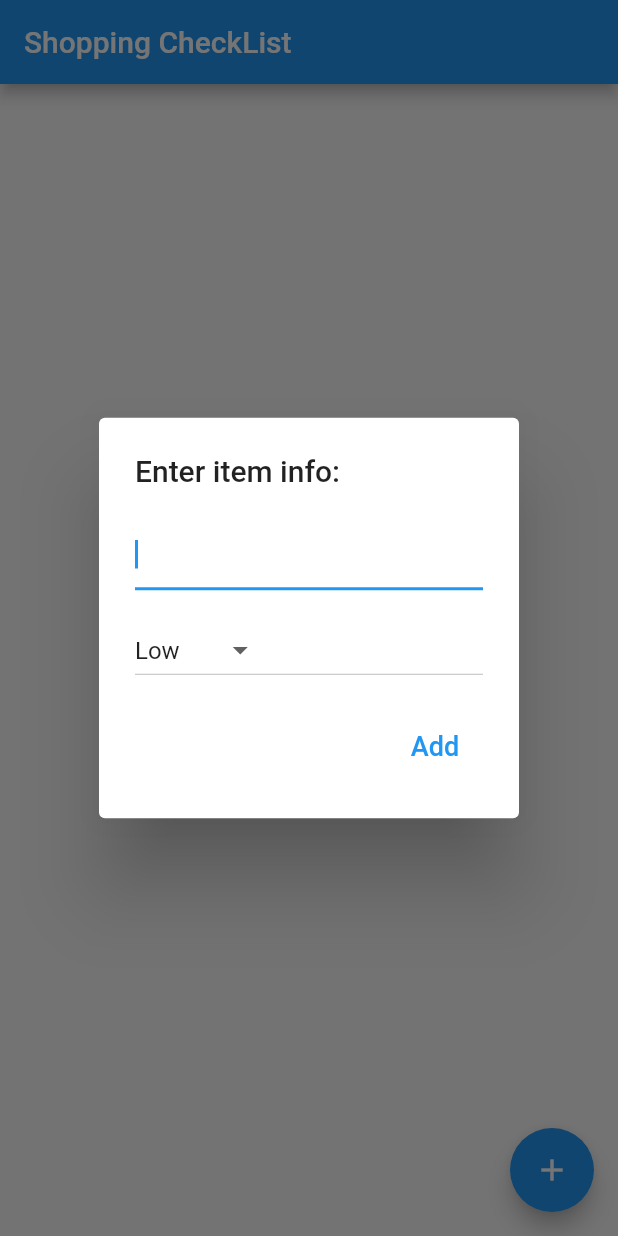
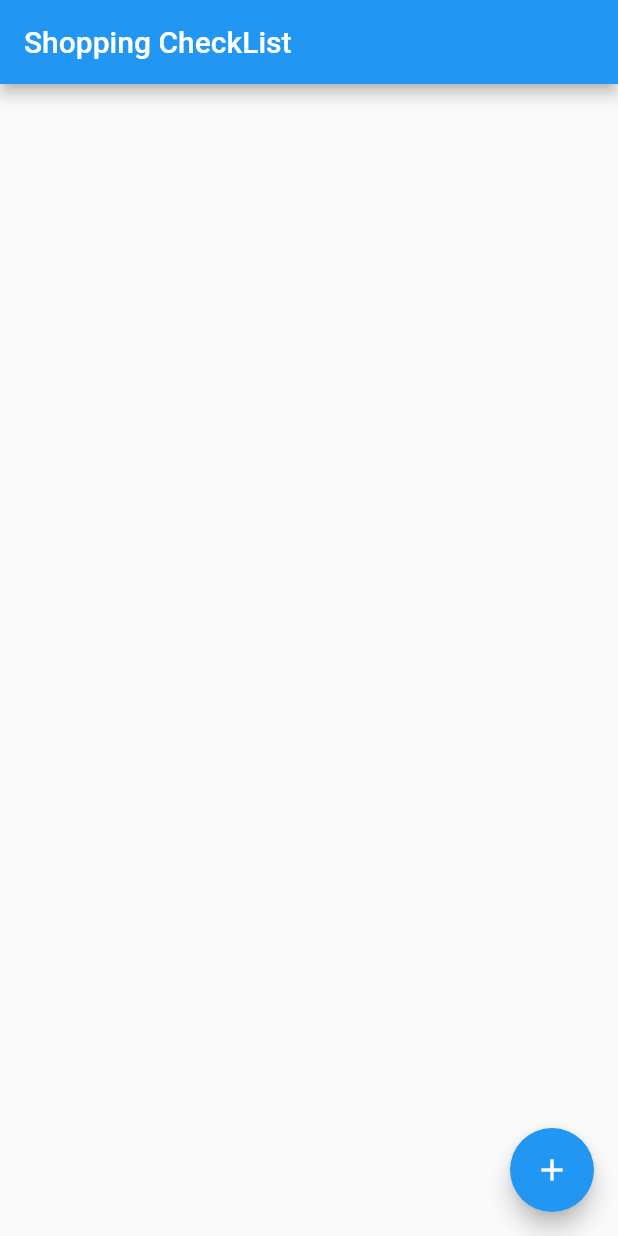
Before and after one commit to ExodosPavilion/shopping_checklist, a Flutter app: the screen it shows after launch, after a tap on the "add" icon, on a phone screen of 412 x 824 dp. Run offline on Flutter 3.47's test engine with Material 2 defaults, Android fonts, the phone set to English and light mode, and no system bars; our stand-ins replace moor; generated files the repository leaves out were written again.

Commit message:
Started creating the ItemGroup (Presets) screen. Finished most of it, just need to create a way to add new item groups

```diff
--- a/lib/data/AppDatabase.dart
+++ b/lib/data/AppDatabase.dart
@@ -14,6 +14,30 @@ class Items extends Table {
   IntColumn get position => integer()();
 }
 
+class Presets extends Table {
+  TextColumn get name => text().withLength(min: 1)();
+
+  @override
+  Set<Column> get primaryKey => {name};
+}
+
+class SetItems extends Table {
+  IntColumn get id => integer().autoIncrement()();
+  TextColumn get item => text().withLength(min: 1)();
+  IntColumn get priority => integer()();
+  BoolColumn get checked => boolean().withDefault(Constant(false))();
+  IntColumn get position => integer()();
+  TextColumn get presetName =>
+      text().customConstraint('REFERENCES Preset(name)')();
+}
+
+class ItemSet extends Table {
+  Preset preset;
+  List<SetItem> setItems;
+
+  ItemSet({@required this.preset, @required this.setItems});
+}
+
 LazyDatabase _openConnection() {
   // the LazyDatabase util lets us find the right location for the file async.
   return LazyDatabase(() async {
@@ -21,16 +45,28 @@ LazyDatabase _openConnection() {
     // for your app.
     final dbFolder = await getApplicationDocumentsDirectory();
     final file = File(p.join(dbFolder.path, 'db.sqlite'));
-    return VmDatabase(file);
+    return VmDatabase(file, logStatements: true);
   });
 }
 
-@UseMoor(tables: [Items], daos: [ItemDao])
+@UseMoor(
+    tables: [Items, Presets, SetItems], daos: [ItemDao, PresetDao, SetItemDao])
 class AppDatabase extends _$AppDatabase {
   AppDatabase() : super(_openConnection());
 
   @override
-  int get schemaVersion => 1;
+  int get schemaVersion => 2;
+
+  @override
+  MigrationStrategy get migration => MigrationStrategy(
+          // Runs if the database has already been opened on the device with a lower version
+          onUpgrade: (migrator, from, to) async {
+        if (from == 1) {
+          await migrator.createAll();
+        }
+      }, beforeOpen: (details) async {
+        await customStatement('PRAGMA foreign_keys = ON');
+      });
 }
 
 @UseDao(tables: [Items])
@@ -38,14 +74,6 @@ class ItemDao extends DatabaseAccessor<AppDatabase> with _$ItemDaoMixin {
   final AppDatabase db;
 
   ItemDao(this.db) : super(db);
-
-  Future<List<Item>> getAllItems() {
-    return (select(items)
-          ..orderBy([
-            (t) => OrderingTerm(expression: t.position, mode: OrderingMode.asc)
-          ]))
-        .get();
-  }
 
   Stream<List<Item>> watchAllItems() {
     return (select(items)
@@ -61,3 +89,68 @@ class ItemDao extends DatabaseAccessor<AppDatabase> with _$ItemDaoMixin {
 
   Future deleteItem(Insertable<Item> item) => delete(items).delete(item);
 }
+
+@UseDao(tables: [Presets, SetItems])
+class PresetDao extends DatabaseAccessor<AppDatabase> with _$PresetDaoMixin {
+  final AppDatabase db;
+
+  PresetDao(this.db) : super(db);
+
+  Stream<List<ItemSet>> watchAllItems() {
+    return (select(presets)
+          ..orderBy([
+            (t) => OrderingTerm(expression: t.name, mode: OrderingMode.asc)
+          ]))
+        .join(
+          [
+            leftOuterJoin(presets, presets.name.equalsExp(setItems.presetName)),
+          ],
+        )
+        .watch()
+        .map((rows) {
+          //https://stackoverflow.com/questions/60252122/how-to-create-flutter-moor-relationship-with-one-to-many-join
+          final groupedData = <Preset, List<SetItem>>{};
+
+          for (final row in rows) {
+            final preset = row.readTable(presets);
+            final setItem = row.readTable(setItems);
+
+            final list = groupedData.putIfAbsent(preset, () => []);
+            if (setItem != null) list.add(setItem);
+          }
+
+          return [
+            for (final entry in groupedData.entries)
+              ItemSet(preset: entry.key, setItems: entry.value)
+          ];
+        });
+  }
+
+  Future insertItem(Insertable<Preset> preset) => into(presets).insert(preset);
+
+  Future updateItem(Insertable<Preset> preset) =>
+      update(presets).replace(preset);
+
+  Future deleteItem(Insertable<Preset> preset) =>
+      delete(presets).delete(preset);
+}
+
+@UseDao(tables: [SetItems])
+class SetItemDao extends DatabaseAccessor<AppDatabase> with _$SetItemDaoMixin {
+  final AppDatabase db;
+
+  SetItemDao(this.db) : super(db);
+
+  Stream<List<SetItem>> watchAllItems() {
+    return (select(setItems)).watch();
+  }
+
+  Future insertItem(Insertable<SetItem> setItem) =>
+      into(setItems).insert(setItem);
+
+  Future updateItem(Insertable<SetItem> setItem) =>
+      update(setItems).replace(setItem);
+
+  Future deleteItem(Insertable<SetItem> setItem) =>
+      delete(setItems).delete(setItem);
+}
--- a/lib/main.dart
+++ b/lib/main.dart
@@ -2,22 +2,28 @@ import 'package:flutter/material.dart';
 import 'package:provider/provider.dart';
 import 'package:shopping_checklist/data/AppDatabase.dart';
 import 'package:shopping_checklist/ui/checklist.dart';
-import 'package:shopping_checklist/ui/presets.dart';
+import 'package:shopping_checklist/ui/itemGroup.dart';
 
 void main() => runApp(MyApp());
 
 class MyApp extends StatelessWidget {
   @override
   Widget build(BuildContext context) {
-    return Provider(
-      create: (_) => AppDatabase().itemDao,
+    final db = AppDatabase();
+
+    return MultiProvider(
+      providers: [
+        Provider(create: (_) => db.itemDao),
+        Provider(create: (_) => db.presetDao),
+        Provider(create: (_) => db.setItemDao),
+      ],
       child: MaterialApp(
         theme: ThemeData(
           primaryColor: Colors.blue, //The primary color used by the app
         ),
         home: Scaffold(
           body: Center(
-            child: CheckList(), //CheckList class that builds the main app page
+            child: ItemGroup(), //CheckList class that builds the main app page
           ),
         ),
         debugShowCheckedModeBanner:
--- /dev/null
+++ b/lib/ui/itemGroup.dart
@@ -0,0 +1,115 @@
+import 'package:flutter/material.dart';
+import 'package:provider/provider.dart';
+import 'package:shopping_checklist/data/AppDatabase.dart';
+
+class ItemGroup extends StatefulWidget {
+  @override
+  _ItemGroupState createState() => _ItemGroupState();
+}
+
+class _ItemGroupState extends State<ItemGroup> {
+  @override
+  Widget build(BuildContext context) {
+    return Scaffold(
+      appBar: AppBar(
+        title: Text('Shopping CheckList'),
+        //actions: [IconButton(icon: Icon(Icons.menu), onPressed: _navbar),], //used to get a navbar on the right (not what we need, lookup: drawer)
+      ),
+      floatingActionButton: FloatingActionButton(
+        onPressed:
+            _newPresetScreenGenerator, //Function that runs when the button is pressed
+        child: Icon(Icons.add),
+      ), //Creates the floating action button
+      body: _buildList(context),
+    );
+  }
+
+  void _newPresetScreenGenerator(
+      {PresetsCompanion editItem, bool editing = false}) {
+    //TODO: Create a preset screen generator. maybe in a different file?
+  }
+
+  StreamBuilder<List<ItemSet>> _buildList(BuildContext context) {
+    //builds a list of items using the rows provided by _buildRow
+/*     return ListView.builder(
+        padding: const EdgeInsets.all(16),
+        itemCount: _list.length,
+        itemBuilder: (BuildContext _context, int i) {
+          return _buildRow(_list[i]);
+        }); */
+    final dao = Provider.of<PresetDao>(context);
+    return StreamBuilder(
+      stream: dao.watchAllItems(),
+      builder: (context, AsyncSnapshot<List<ItemSet>> snapshot) {
+        final groups = snapshot.data ?? [];
+
+        return ListView.builder(
+          itemCount: groups.length,
+          itemBuilder: (BuildContext context, int index) {
+            final group = groups[index];
+            return _buildRow(group, PresetDao);
+          },
+        );
+      },
+    );
+  }
+
+  Widget _buildRow(preset, presetDao) {
+    return Dismissible(
+      key: UniqueKey(),
+      background: _editSlide(),
+      secondaryBackground: _deleteSlide(),
+      onDismissed: (direction) {
+        if (direction == DismissDirection.endToStart) {
+          presetDao.deleteItem(preset);
+        } else {
+          _newPresetScreenGenerator(
+              editItem: preset.toCompanion(false), editing: true);
+        }
+      },
+      child: ListTile(
+        title: Text(preset.item),
+      ),
+    );
+  }
+
+  Container _editSlide() {
+    return Container(
+        color: Colors.green,
+        child: Align(
+          child: Row(
+            mainAxisAlignment: MainAxisAlignment.start,
+            children: [
+              SizedBox(
+                width: 20,
+              ),
+              Icon(
+                Icons.edit,
+                color: Colors.white,
+              ),
+            ],
+          ),
+          alignment: Alignment.centerLeft,
+        ));
+  }
+
+  Container _deleteSlide() {
+    return Container(
+        color: Colors.red,
+        child: Align(
+          child: Row(
+            mainAxisAlignment: MainAxisAlignment.end,
+            children: [
+              Icon(
+                Icons.delete,
+                color: Colors.white,
+              ),
+              SizedBox(
+                width: 20,
+              ),
+            ],
+          ),
+          alignment: Alignment.centerRight,
+        ));
+  }
+}
```
Also changed, not shown: lib/ui/presets.dart (deleted, +0 -14 lines), lib/data/AppDatabase.g.dart.
